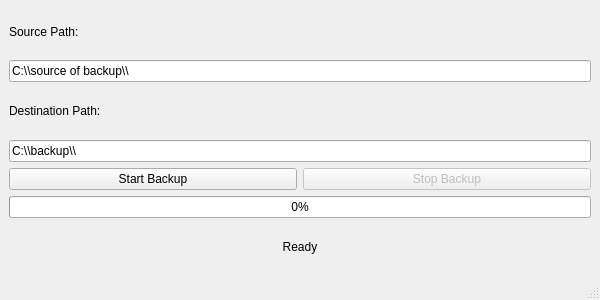
First picture: the form in QT/backup_engine/BackupEngine/mainwindow.ui, repository alimajidi62/Automate_Backup_File, before the edit.
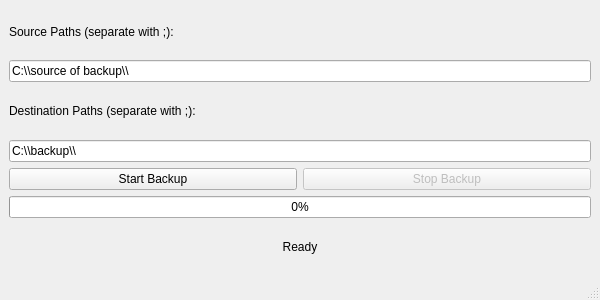
Second picture: the form after the edit.

What changed in the file:
```diff
--- a/QT/backup_engine/BackupEngine/mainwindow.ui
+++ b/QT/backup_engine/BackupEngine/mainwindow.ui
@@ -18,7 +18,7 @@
     <item>
      <widget class="QLabel" name="label">
       <property name="text">
-       <string>Source Path:</string>
+       <string>Source Paths (separate with ;):</string>
       </property>
      </widget>
     </item>
@@ -35,7 +35,7 @@
     <item>
      <widget class="QLabel" name="label_2">
       <property name="text">
-       <string>Destination Path:</string>
+       <string>Destination Paths (separate with ;):</string>
       </property>
      </widget>
     </item>
```
Left out of the diff: 4 changed lines with no effect on the pictures.
